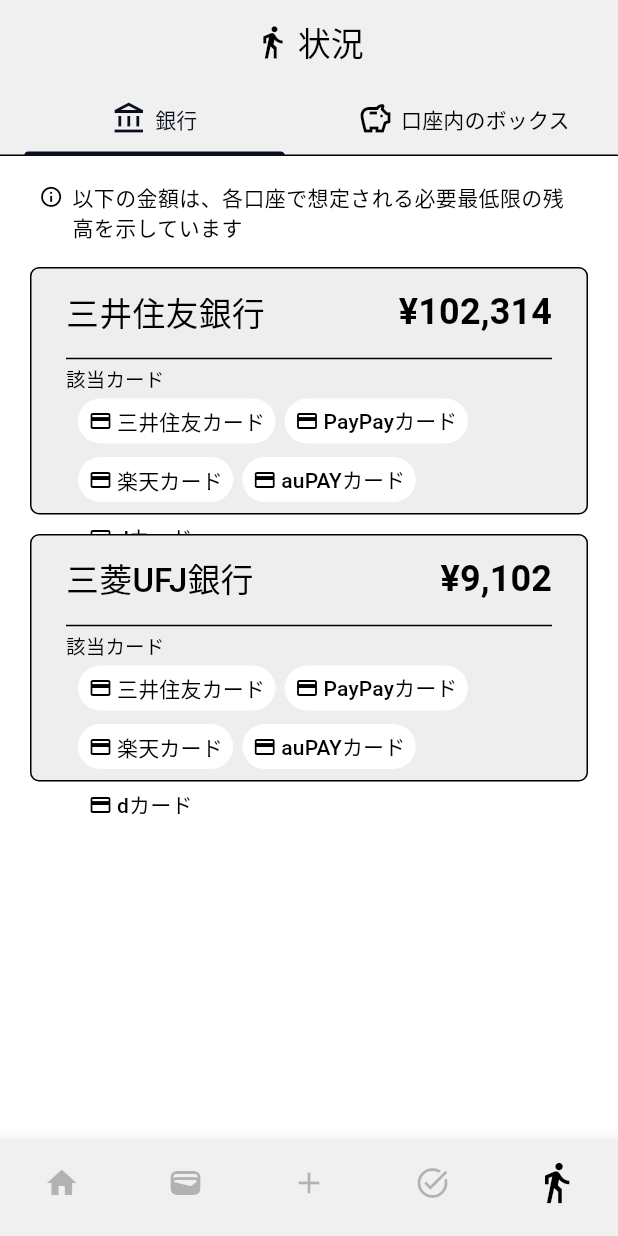
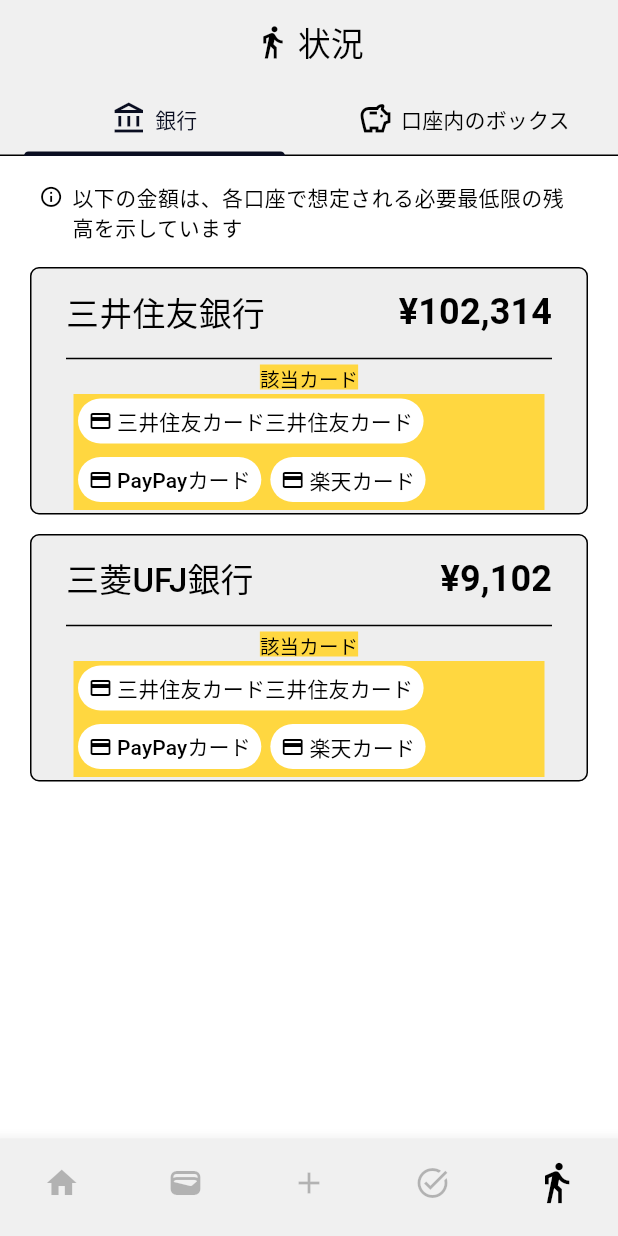
Before and after one commit to laughtaone/creeasy, a Flutter app: the screen it shows after launch, item 5 of the bottom bar chosen, on a phone screen of 412 x 824 dp. Run offline on Flutter 3.47's test engine with Material 3 defaults, Android fonts, the phone set to English and light mode, and no system bars; our stand-ins replace auto_size_text, font_awesome_flutter, settings_ui; Roboto replaces fonts that are missing (MPlus1p).

Commit message:
変更前：status_bank_tile_comp.dart>「該当カード」幅固定2

```diff
--- a/lib/status/status.dart
+++ b/lib/status/status.dart
@@ -137,7 +137,7 @@ class _StatusPageState extends State<StatusPage> with SingleTickerProviderStateM
                     return StatusBankTileComp(
                       bankName: _statusBankList[index][0],
                       bankBalance: _statusBankList[index][1],
-                      gaitoCard: ['三井住友カード', 'PayPayカード', '楽天カード', 'auPAYカード', 'dカード'],
+                      gaitoCard: ['三井住友カード三井住友カード', 'PayPayカード', '楽天カード', 'auPAYカード', 'dカード'],
                     );
                   }
                 )
--- a/lib/status/status_bank_tile_comp.dart
+++ b/lib/status/status_bank_tile_comp.dart
@@ -73,26 +73,34 @@ class StatusBankTileComp extends StatelessWidget {
               flex: 5,
               child: Column(
                 children: [
-                  const Flexible(
+                  Expanded(
                     flex: 1,
-                    child: Align(
-                      alignment: Alignment.centerLeft,
+                    child: Container(
+                      color: Colors.amberAccent,
+                      // alignment: Alignment.centerLeft,
                       child: Text('該当カード', style: TextStyle(fontSize: 13, color: Colors.black),)
                     )
                   ),
-                  Flexible(
+                  Expanded(
                     flex: 5,
                     child: Padding(
                       padding: const EdgeInsets.only(left: 5, right: 5, top: 3, bottom: 3),
-                      child: SizedBox(
+                      child: Container(
+                        color: Colors.amberAccent,
+                        // 外側のContainerに制約を設ける
+                        constraints: BoxConstraints(
+                          maxHeight: 200, // 必要に応じて高さを調整
+                        ),
                         width: double.infinity,
-                        height: 50,
-                        child: Wrap(
-                          alignment: WrapAlignment.start,
-                          crossAxisAlignment: WrapCrossAlignment.start,
-                          spacing: 0, // アイテム間の水平スペース
-                          runSpacing: 3.0, // アイテム間の垂直スペース
-                          children: gaitoCard.take(5).map((cardName) => cardIconNameComp(cardName)).toList(),
+                        child: SingleChildScrollView(
+                          physics: const NeverScrollableScrollPhysics(),
+                          child: Wrap(
+                            alignment: WrapAlignment.start,
+                            crossAxisAlignment: WrapCrossAlignment.start,
+                            spacing: 0, // アイテム間の水平スペース
+                            runSpacing: 3.0, // アイテム間の垂直スペース
+                            children: gaitoCard.take(4).map((cardName) => cardIconNameComp(cardName)).toList(),
+                          ),
                         ),
                       ),
                     ),
```
